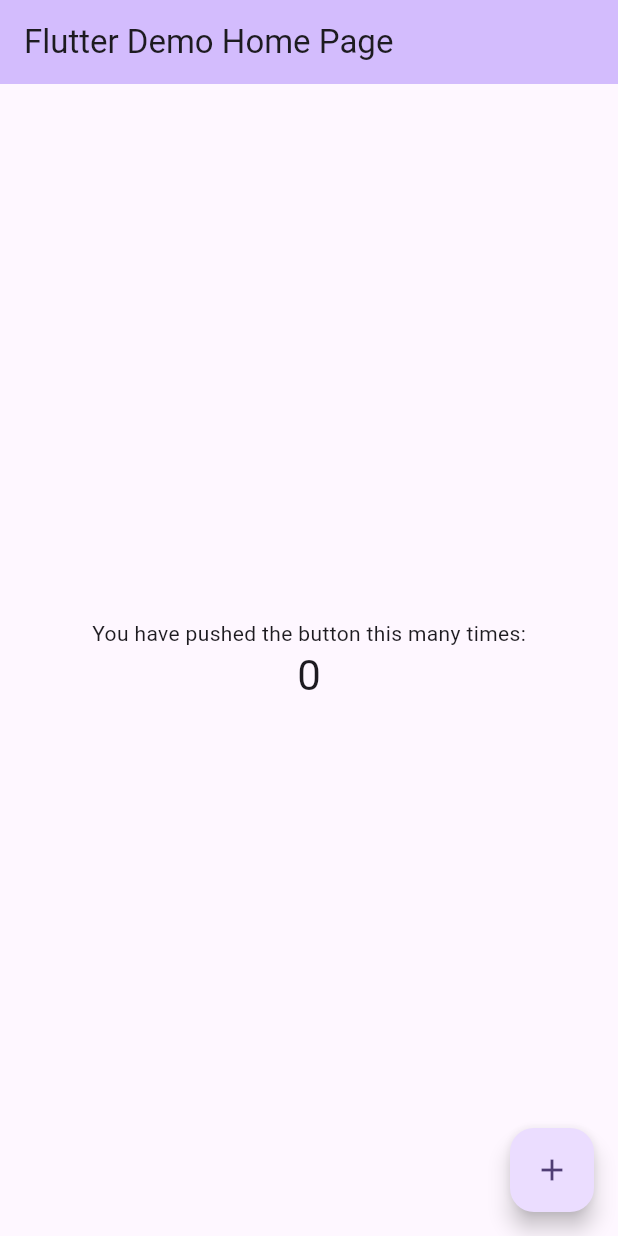
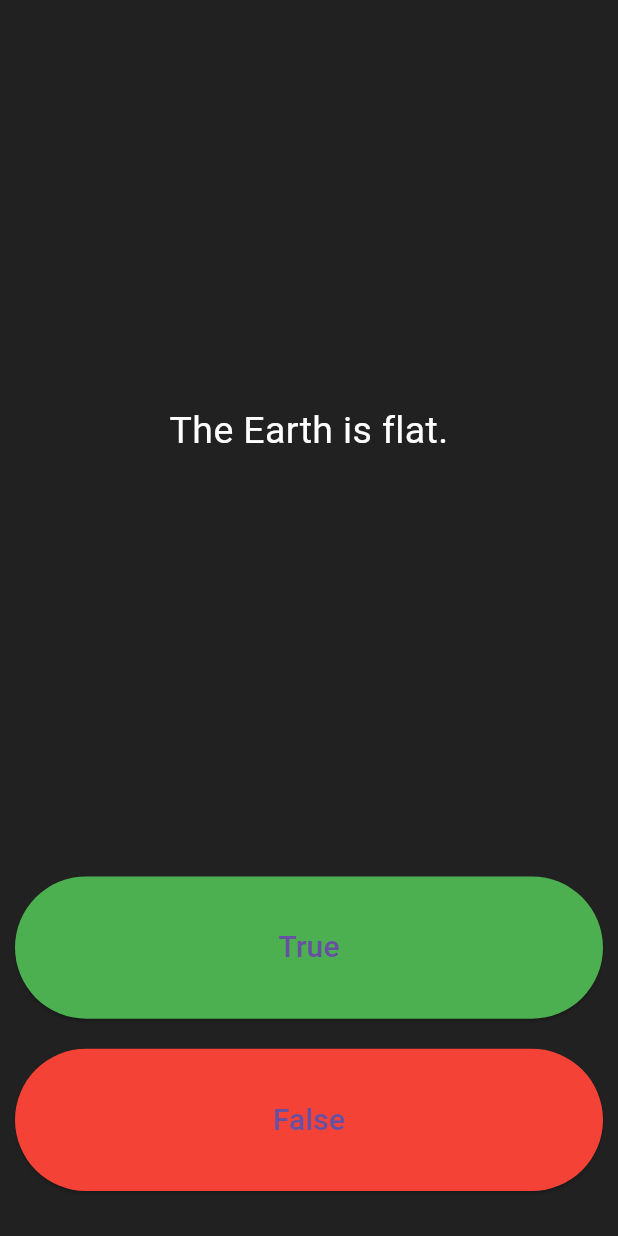
Before and after one commit to nxdinh94/ten_exercise, a Flutter app: the screen it shows after launch, on a phone screen of 412 x 824 dp. Run offline on Flutter 3.47's test engine with Material 3 defaults, Android fonts, the phone set to English and light mode, and no system bars.

Commit message:
finish quizz_app

```diff
--- a/quiz_app/lib/main.dart
+++ b/quiz_app/lib/main.dart
@@ -1,125 +1,113 @@
 import 'package:flutter/material.dart';
+import 'quiz_brain.dart';
 
 void main() {
-  runApp(const MyApp());
+  runApp(QuizApp());
 }
 
-class MyApp extends StatelessWidget {
-  const MyApp({super.key});
-
-  // This widget is the root of your application.
+class QuizApp extends StatelessWidget {
   @override
   Widget build(BuildContext context) {
     return MaterialApp(
-      title: 'Flutter Demo',
-      theme: ThemeData(
-        // This is the theme of your application.
-        //
-        // TRY THIS: Try running your application with "flutter run". You'll see
-        // the application has a purple toolbar. Then, without quitting the app,
-        // try changing the seedColor in the colorScheme below to Colors.green
-        // and then invoke "hot reload" (save your changes or press the "hot
-        // reload" button in a Flutter-supported IDE, or press "r" if you used
-        // the command line to start the app).
-        //
-        // Notice that the counter didn't reset back to zero; the application
-        // state is not lost during the reload. To reset the state, use hot
-        // restart instead.
-        //
-        // This works for code too, not just values: Most code changes can be
-        // tested with just a hot reload.
-        colorScheme: ColorScheme.fromSeed(seedColor: Colors.deepPurple),
-        useMaterial3: true,
-      ),
-      home: const MyHomePage(title: 'Flutter Demo Home Page'),
+      home: QuizPage(),
+      debugShowCheckedModeBanner: false,
     );
   }
 }
 
-class MyHomePage extends StatefulWidget {
-  const MyHomePage({super.key, required this.title});
-
-  // This widget is the home page of your application. It is stateful, meaning
-  // that it has a State object (defined below) that contains fields that affect
-  // how it looks.
-
-  // This class is the configuration for the state. It holds the values (in this
-  // case the title) provided by the parent (in this case the App widget) and
-  // used by the build method of the State. Fields in a Widget subclass are
-  // always marked "final".
-
-  final String title;
-
+class QuizPage extends StatefulWidget {
   @override
-  State<MyHomePage> createState() => _MyHomePageState();
+  _QuizPageState createState() => _QuizPageState();
 }
 
-class _MyHomePageState extends State<MyHomePage> {
-  int _counter = 0;
+class _QuizPageState extends State<QuizPage> {
+  QuizBrain quizBrain = QuizBrain();
+  List<Icon> scoreKeeper = [];
 
-  void _incrementCounter() {
+  void checkAnswer(bool userPickedAnswer) {
+    bool correctAnswer = quizBrain.getCorrectAnswer();
+
     setState(() {
-      // This call to setState tells the Flutter framework that something has
-      // changed in this State, which causes it to rerun the build method below
-      // so that the display can reflect the updated values. If we changed
-      // _counter without calling setState(), then the build method would not be
-      // called again, and so nothing would appear to happen.
-      _counter++;
+      if (quizBrain.isFinished()) {
+        showDialog(
+          context: context,
+          builder: (context) => AlertDialog(
+            title: Text('Quiz Finished!'),
+            content: Text('You have reached the end of the quiz.'),
+            actions: [
+              TextButton(
+                onPressed: () {
+                  setState(() {
+                    quizBrain.reset();
+                    scoreKeeper.clear();
+                  });
+                  Navigator.pop(context);
+                },
+                child: Text('Restart'),
+              )
+            ],
+          ),
+        );
+      } else {
+        if (userPickedAnswer == correctAnswer) {
+          scoreKeeper.add(Icon(Icons.check, color: Colors.green));
+        } else {
+          scoreKeeper.add(Icon(Icons.close, color: Colors.red));
+        }
+        quizBrain.nextQuestion();
+      }
     });
   }
 
   @override
   Widget build(BuildContext context) {
-    // This method is rerun every time setState is called, for instance as done
-    // by the _incrementCounter method above.
-    //
-    // The Flutter framework has been optimized to make rerunning build methods
-    // fast, so that you can just rebuild anything that needs updating rather
-    // than having to individually change instances of widgets.
     return Scaffold(
-      appBar: AppBar(
-        // TRY THIS: Try changing the color here to a specific color (to
-        // Colors.amber, perhaps?) and trigger a hot reload to see the AppBar
-        // change color while the other colors stay the same.
-        backgroundColor: Theme.of(context).colorScheme.inversePrimary,
-        // Here we take the value from the MyHomePage object that was created by
-        // the App.build method, and use it to set our appbar title.
-        title: Text(widget.title),
+      backgroundColor: Colors.grey[900],
+      body: Column(
+        mainAxisAlignment: MainAxisAlignment.center,
+        children: [
+          Expanded(
+            flex: 5,
+            child: Center(
+              child: Text(
+                quizBrain.getQuestionText(),
+                textAlign: TextAlign.center,
+                style: TextStyle(fontSize: 25, color: Colors.white),
+              ),
+            ),
+          ),
+          Expanded(
+            child: Padding(
+              padding: const EdgeInsets.all(10.0),
+              child: ElevatedButton(
+                style: ElevatedButton.styleFrom(
+                  backgroundColor: Colors.green,
+                  minimumSize: Size(double.infinity, 50),
+                ),
+                onPressed: () => checkAnswer(true),
+                child: Text('True', style: TextStyle(fontSize: 20)),
+              ),
+            ),
+          ),
+          Expanded(
+            child: Padding(
+              padding: const EdgeInsets.all(10.0),
+              child: ElevatedButton(
+                style: ElevatedButton.styleFrom(
+                  backgroundColor: Colors.red,
+                  minimumSize: Size(double.infinity, 50),
+                ),
+                onPressed: () => checkAnswer(false),
+                child: Text('False', style: TextStyle(fontSize: 20)),
+              ),
+            ),
+          ),
+          Row(
+            children: scoreKeeper,
+          ),
+          SizedBox(height: 20),
+        ],
       ),
-      body: Center(
-        // Center is a layout widget. It takes a single child and positions it
-        // in the middle of the parent.
-        child: Column(
-          // Column is also a layout widget. It takes a list of children and
-          // arranges them vertically. By default, it sizes itself to fit its
-          // children horizontally, and tries to be as tall as its parent.
-          //
-          // Column has various properties to control how it sizes itself and
-          // how it positions its children. Here we use mainAxisAlignment to
-          // center the children vertically; the main axis here is the vertical
-          // axis because Columns are vertical (the cross axis would be
-          // horizontal).
-          //
-          // TRY THIS: Invoke "debug painting" (choose the "Toggle Debug Paint"
-          // action in the IDE, or press "p" in the console), to see the
-          // wireframe for each widget.
-          mainAxisAlignment: MainAxisAlignment.center,
-          children: <Widget>[
-            const Text(
-              'You have pushed the button this many times:',
-            ),
-            Text(
-              '$_counter',
-              style: Theme.of(context).textTheme.headlineMedium,
-            ),
-          ],
-        ),
-      ),
-      floatingActionButton: FloatingActionButton(
-        onPressed: _incrementCounter,
-        tooltip: 'Increment',
-        child: const Icon(Icons.add),
-      ), // This trailing comma makes auto-formatting nicer for build methods.
     );
   }
 }
--- /dev/null
+++ b/quiz_app/lib/question.dart
@@ -0,0 +1,6 @@
+class Question {
+  String questionText;
+  bool questionAnswer;
+
+  Question(this.questionText, this.questionAnswer);
+}
--- /dev/null
+++ b/quiz_app/lib/quiz_brain.dart
@@ -0,0 +1,35 @@
+import 'question.dart';
+
+class QuizBrain {
+  int _questionIndex = 0;
+
+  final List<Question> _questionBank = [
+    Question('The Earth is flat.', false),
+    Question('Flutter is developed by Google.', true),
+    Question('Cows can fly.', false),
+    Question('The Moon is a planet.', false),
+    Question('Dolphins are mammals.', true),
+  ];
+
+  String getQuestionText() {
+    return _questionBank[_questionIndex].questionText;
+  }
+
+  bool getCorrectAnswer() {
+    return _questionBank[_questionIndex].questionAnswer;
+  }
+
+  void nextQuestion() {
+    if (_questionIndex < _questionBank.length - 1) {
+      _questionIndex++;
+    }
+  }
+
+  bool isFinished() {
+    return _questionIndex >= _questionBank.length - 1;
+  }
+
+  void reset() {
+    _questionIndex = 0;
+  }
+}
```
